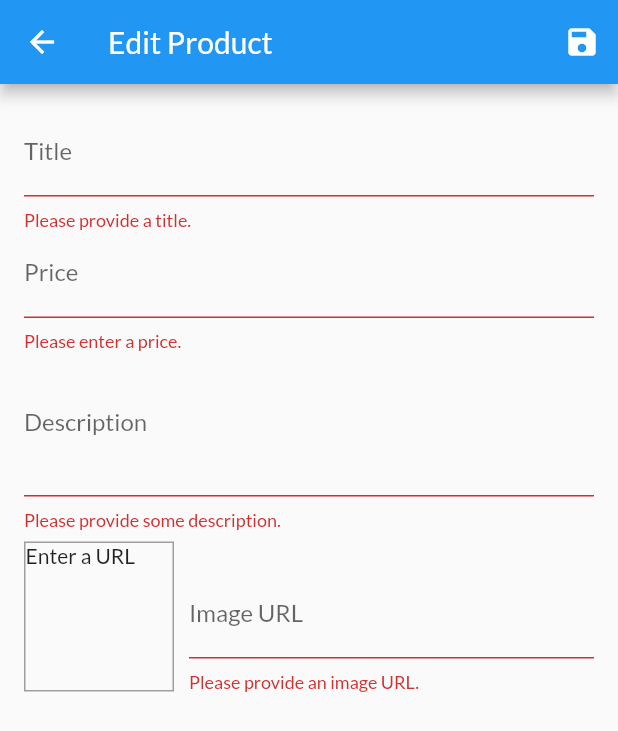
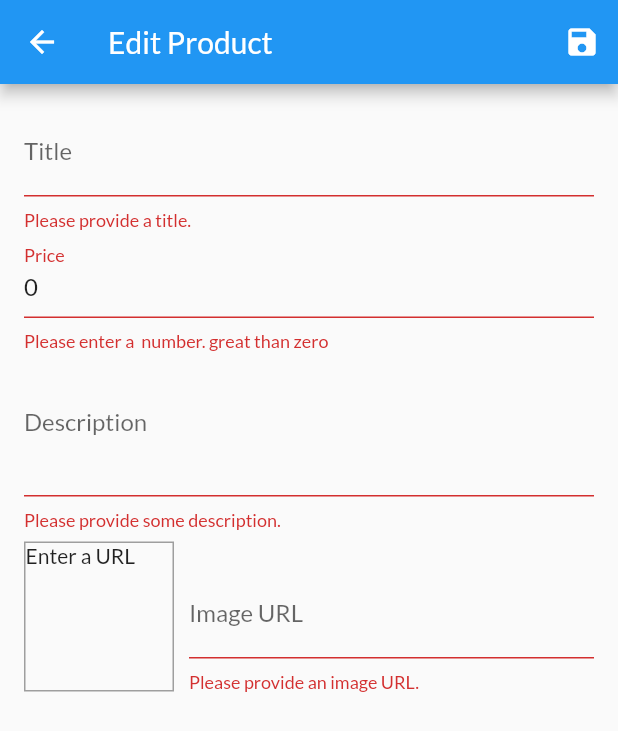
Before and after one commit to byrash/shop_app, a Flutter app: the EditProductScreen screen opened by its route, after a tap on the "save" icon, on a phone screen of 412 x 824 dp. Shown: the top 731 px of the screen. Run offline on Flutter 3.47's test engine with Material 2 defaults, Android fonts, the phone set to English and light mode, and no system bars; network calls fail.

Commit message:
Fix all bugs

```diff
--- a/lib/screens/edit_product_screen.dart
+++ b/lib/screens/edit_product_screen.dart
@@ -24,6 +24,12 @@ class _EditProductScreenState extends State<EditProductScreen> {
     price: 0,
     imageUrl: "",
   );
+  var _initValues = {
+    "title": "",
+    "description": "",
+    "price": 0,
+    "imageUrl": ""
+  };
 
   @override
   void initState() {
@@ -52,8 +58,8 @@ class _EditProductScreenState extends State<EditProductScreen> {
     _priceFocusNode.dispose();
     _descFocusNode.dispose();
     _imgUrlFocusNode.dispose();
+    _imageUrlController.removeListener(_updateImageUrl);
     _imageUrlController.dispose();
-    _imageUrlController.removeListener(_updateImageUrl);
   }
 
   void _saveForm() {
@@ -62,7 +68,36 @@ class _EditProductScreenState extends State<EditProductScreen> {
       return;
     }
     _form.currentState!.save();
-    Provider.of<Products>(context, listen: false).addProduct(product);
+    if (product.id.isEmpty) {
+      Provider.of<Products>(context, listen: false).addProduct(product);
+    } else {
+      Provider.of<Products>(context, listen: false)
+          .updateProduct(product.id, product);
+    }
+    Navigator.of(context).pop();
+  }
+
+  var _isInit = true;
+  @override
+  void didChangeDependencies() {
+    super.didChangeDependencies();
+    if (_isInit) {
+      _isInit = false;
+      final productId = ModalRoute.of(context)!.settings.arguments;
+      if (productId == null) {
+        return;
+      }
+      product = Provider.of<Products>(context, listen: false)
+          .findById(productId as String);
+      _initValues = {
+        "title": product.title,
+        "description": product.description,
+        "price": product.price.toString(),
+        // "imageUrl": product.imageUrl,
+        "imageUrl": "",
+      };
+      _imageUrlController.text = product.imageUrl;
+    }
   }
 
   @override
@@ -84,6 +119,7 @@ class _EditProductScreenState extends State<EditProductScreen> {
           child: ListView(
             children: [
               TextFormField(
+                initialValue: _initValues["title"] as String,
                 decoration: const InputDecoration(labelText: "Title"),
                 textInputAction: TextInputAction.next,
                 onFieldSubmitted: (value) {
@@ -102,10 +138,12 @@ class _EditProductScreenState extends State<EditProductScreen> {
                     description: product.description,
                     price: product.price,
                     imageUrl: product.imageUrl,
+                    isFavorite: product.isFavorite,
                   )
                 },
               ),
               TextFormField(
+                initialValue: _initValues["price"].toString(),
                 decoration: const InputDecoration(labelText: "Price"),
                 textInputAction: TextInputAction.next,
                 keyboardType: TextInputType.number,
@@ -132,14 +170,19 @@ class _EditProductScreenState extends State<EditProductScreen> {
                     description: product.description,
                     price: double.parse(newValue!),
                     imageUrl: product.imageUrl,
+                    isFavorite: product.isFavorite,
                   )
                 },
               ),
               TextFormField(
+                initialValue: _initValues["description"] as String,
                 decoration: const InputDecoration(labelText: "Description"),
                 maxLines: 3,
                 keyboardType: TextInputType.multiline,
                 focusNode: _descFocusNode,
+                onFieldSubmitted: (value) {
+                  FocusScope.of(context).requestFocus(_imgUrlFocusNode);
+                },
                 validator: (value) {
                   if (value!.isEmpty) {
                     return "Please provide some description.";
@@ -156,6 +199,7 @@ class _EditProductScreenState extends State<EditProductScreen> {
                     description: newValue!,
                     price: product.price,
                     imageUrl: product.imageUrl,
+                    isFavorite: product.isFavorite,
                   )
                 },
               ),
@@ -207,6 +251,7 @@ class _EditProductScreenState extends State<EditProductScreen> {
                           description: product.description,
                           price: product.price,
                           imageUrl: newValue!,
+                          isFavorite: product.isFavorite,
                         )
                       },
                     ),
--- a/lib/screens/user_products_screen.dart
+++ b/lib/screens/user_products_screen.dart
@@ -34,6 +34,7 @@ class UserProductsScreen extends StatelessWidget {
             return Column(
               children: [
                 UserProductItem(
+                    id: productsData.items[index].id,
                     title: productsData.items[index].title,
                     imgUrl: productsData.items[index].imageUrl),
                 const Divider(),
--- a/lib/widgets/user_product_item.dart
+++ b/lib/widgets/user_product_item.dart
@@ -2,6 +2,7 @@ import 'package:flutter/material.dart';
 import 'package:shop_app/screens/edit_product_screen.dart';
 
 class UserProductItem extends StatelessWidget {
+  final String id;
   final String title;
   final String imgUrl;
 
@@ -9,6 +10,7 @@ class UserProductItem extends StatelessWidget {
     Key? key,
     required this.title,
     required this.imgUrl,
+    required this.id,
   }) : super(key: key);
 
   @override
@@ -24,7 +26,9 @@ class UserProductItem extends StatelessWidget {
           children: [
             IconButton(
               onPressed: () {
-
+                Navigator.of(context).pushNamed(
+                    EditProductScreen.routeContextPath,
+                    arguments: id);
               },
               icon: const Icon(Icons.edit),
               color: Theme.of(context).primaryColor,
```
Also changed, not shown: lib/providers/products.dart (+8 -0 lines).
